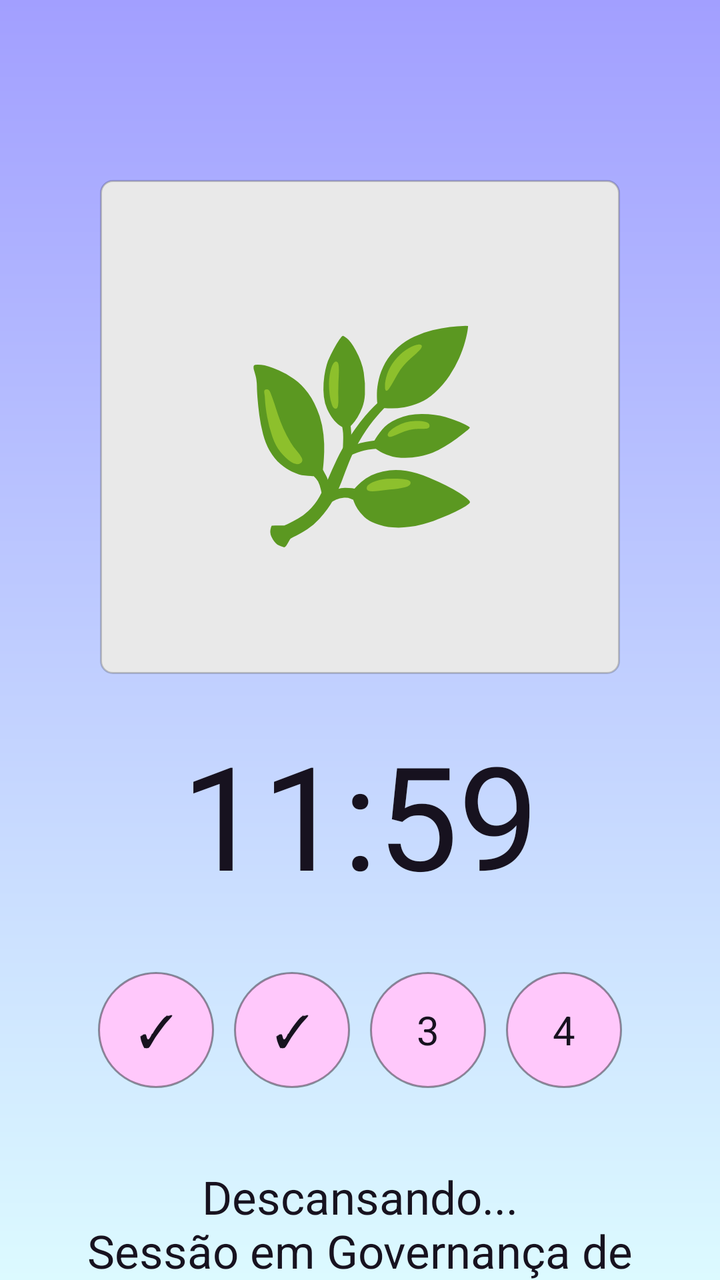
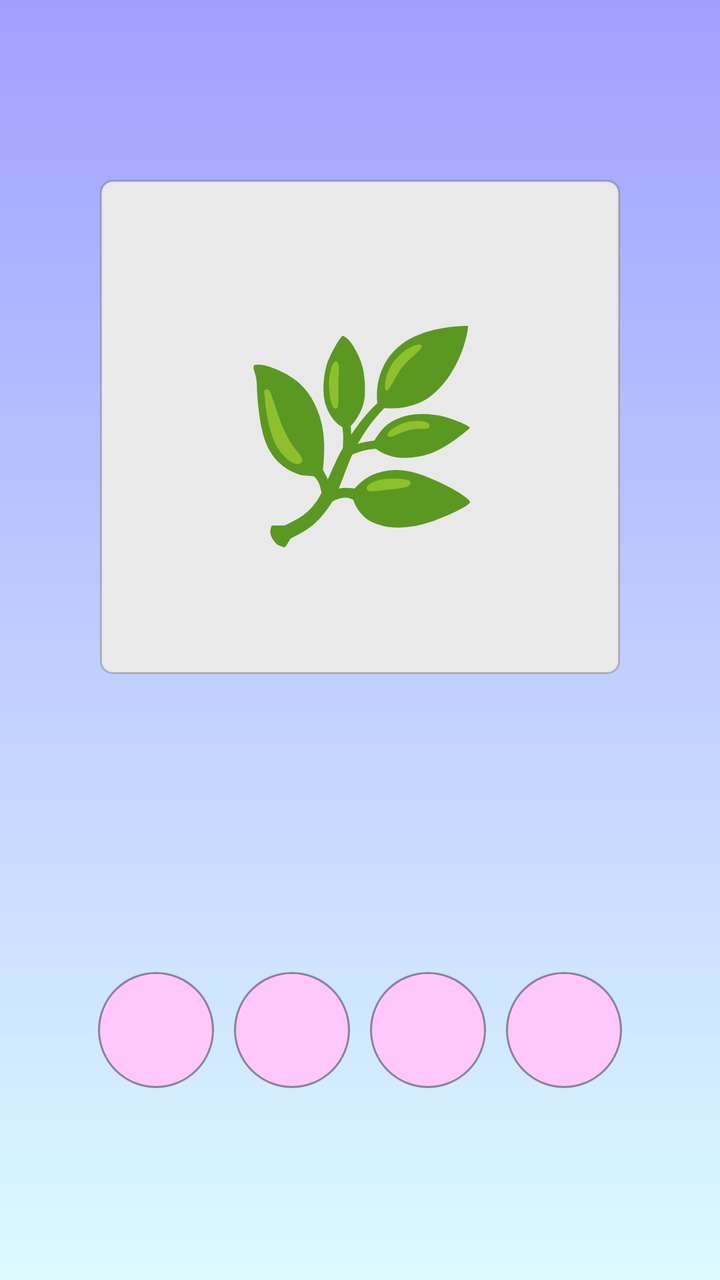

Before-and-after screenshots of an Android layout around one commit, followed by the original layout XML and the change that was made.
<!-- AndroidManifest.xml: application theme Theme.FocaAi -->
<!-- res/layout/activity_descanso.xml -->
<?xml version="1.0" encoding="utf-8"?>
<androidx.constraintlayout.widget.ConstraintLayout xmlns:android="http://schemas.android.com/apk/res/android"
    xmlns:app="http://schemas.android.com/apk/res-auto"
    xmlns:tools="http://schemas.android.com/tools"
    android:layout_width="match_parent"
    android:layout_height="match_parent"
    android:background="@drawable/bg_foca_gradient"
    tools:context=".activities.DescansoActivity">

    <TextView
        android:id="@+id/txtIlustracaoDescanso"
        android:layout_width="260dp"
        android:layout_height="247dp"
        android:layout_marginTop="90dp"
        android:background="@drawable/card_foca"
        android:gravity="center"
        android:text="🌿"
        android:textSize="100sp"
        app:layout_constraintTop_toTopOf="parent"
        app:layout_constraintStart_toStartOf="parent"
        app:layout_constraintEnd_toEndOf="parent" />

    <TextView
        android:id="@+id/txtCronometroDescanso"
        android:layout_width="match_parent"
        android:layout_height="wrap_content"
        android:layout_marginTop="22dp"
        android:gravity="center"
        android:text="11:59"
        android:textColor="@color/foca_text"
        android:textSize="72sp"
        app:layout_constraintTop_toBottomOf="@id/txtIlustracaoDescanso"
        app:layout_constraintStart_toStartOf="parent"
        app:layout_constraintEnd_toEndOf="parent" />

    <LinearLayout
        android:id="@+id/linhaCiclosDescanso"
        android:layout_width="match_parent"
        android:layout_height="80dp"
        android:layout_marginTop="20dp"
        android:gravity="center"
        android:orientation="horizontal"
        app:layout_constraintTop_toBottomOf="@id/txtCronometroDescanso"
        app:layout_constraintStart_toStartOf="parent"
        app:layout_constraintEnd_toEndOf="parent">

        <TextView android:layout_width="58dp" android:layout_height="58dp" android:layout_margin="5dp" android:background="@drawable/circulo_ciclo_foca" android:gravity="center" android:text="✓" android:textColor="@color/foca_text" android:textSize="22sp" />
        <TextView android:layout_width="58dp" android:layout_height="58dp" android:layout_margin="5dp" android:background="@drawable/circulo_ciclo_foca" android:gravity="center" android:text="✓" android:textColor="@color/foca_text" android:textSize="22sp" />
        <TextView android:layout_width="58dp" android:layout_height="58dp" android:layout_margin="5dp" android:background="@drawable/circulo_ciclo_foca" android:gravity="center" android:text="3" android:textColor="@color/foca_text" android:textSize="20sp" />
        <TextView android:layout_width="58dp" android:layout_height="58dp" android:layout_margin="5dp" android:background="@drawable/circulo_ciclo_foca" android:gravity="center" android:text="4" android:textColor="@color/foca_text" android:textSize="20sp" />
    </LinearLayout>

    <TextView
        android:id="@+id/txtMensagemDescanso"
        android:layout_width="0dp"
        android:layout_height="wrap_content"
        android:layout_marginStart="38dp"
        android:layout_marginEnd="38dp"
        android:layout_marginTop="28dp"
        android:gravity="center"
        android:text="Descansando...\nSessão em Governança de TI encerrada."
        android:textColor="@color/foca_text"
        android:textSize="23sp"
        app:layout_constraintTop_toBottomOf="@id/linhaCiclosDescanso"
        app:layout_constraintStart_toStartOf="parent"
        app:layout_constraintEnd_toEndOf="parent" />

</androidx.constraintlayout.widget.ConstraintLayout>
<!-- resources referenced by this layout -->
<resources>
  <color name="foca_text">#17121F</color>
  <!-- drawable bg_foca_gradient (drawable) -->
  <?xml version="1.0" encoding="utf-8"?>
  <shape xmlns:android="http://schemas.android.com/apk/res/android" android:shape="rectangle">
      <gradient android:angle="270" android:startColor="#A29FFF" android:endColor="#DCFAFF" android:type="linear" />
  </shape>
  <!-- drawable card_foca (drawable) -->
  <?xml version="1.0" encoding="utf-8"?>
  <shape xmlns:android="http://schemas.android.com/apk/res/android" android:shape="rectangle">
      <solid android:color="#E9E9E9" />
      <corners android:radius="6dp" />
      <stroke android:width="1dp" android:color="#33000000" />
  </shape>
  <!-- drawable circulo_ciclo_foca (drawable) -->
  <?xml version="1.0" encoding="utf-8"?>
  <shape xmlns:android="http://schemas.android.com/apk/res/android" android:shape="oval">
      <solid android:color="#FFC8FB" />
      <stroke android:width="1dp" android:color="#66000000" />
  </shape>
  <style name="Theme.FocaAi" parent="Base.Theme.FocaAi" />
  <style name="Base.Theme.FocaAi" parent="Theme.Material3.DayNight.NoActionBar">
          
          
      </style>
</resources>

<!-- the commit's change to res/layout/activity_descanso.xml (unified diff, before → after) -->
@@ -26,12 +26,11 @@
         android:layout_height="wrap_content"
         android:layout_marginTop="22dp"
         android:gravity="center"
-        android:text="11:59"
         android:textColor="@color/foca_text"
         android:textSize="72sp"
-        app:layout_constraintTop_toBottomOf="@id/txtIlustracaoDescanso"
+        app:layout_constraintEnd_toEndOf="parent"
         app:layout_constraintStart_toStartOf="parent"
-        app:layout_constraintEnd_toEndOf="parent" />
+        app:layout_constraintTop_toBottomOf="@id/txtIlustracaoDescanso" />
 
     <LinearLayout
         android:id="@+id/linhaCiclosDescanso"
@@ -44,10 +43,41 @@
         app:layout_constraintStart_toStartOf="parent"
         app:layout_constraintEnd_toEndOf="parent">
 
-        <TextView android:layout_width="58dp" android:layout_height="58dp" android:layout_margin="5dp" android:background="@drawable/circulo_ciclo_foca" android:gravity="center" android:text="✓" android:textColor="@color/foca_text" android:textSize="22sp" />
-        <TextView android:layout_width="58dp" android:layout_height="58dp" android:layout_margin="5dp" android:background="@drawable/circulo_ciclo_foca" android:gravity="center" android:text="✓" android:textColor="@color/foca_text" android:textSize="22sp" />
-        <TextView android:layout_width="58dp" android:layout_height="58dp" android:layout_margin="5dp" android:background="@drawable/circulo_ciclo_foca" android:gravity="center" android:text="3" android:textColor="@color/foca_text" android:textSize="20sp" />
-        <TextView android:layout_width="58dp" android:layout_height="58dp" android:layout_margin="5dp" android:background="@drawable/circulo_ciclo_foca" android:gravity="center" android:text="4" android:textColor="@color/foca_text" android:textSize="20sp" />
+        <TextView
+            android:layout_width="58dp"
+            android:layout_height="58dp"
+            android:layout_margin="5dp"
+            android:background="@drawable/circulo_ciclo_foca"
+            android:gravity="center"
+            android:textColor="@color/foca_text"
+            android:textSize="22sp" />
+
+        <TextView
+            android:layout_width="58dp"
+            android:layout_height="58dp"
+            android:layout_margin="5dp"
+            android:background="@drawable/circulo_ciclo_foca"
+            android:gravity="center"
+            android:textColor="@color/foca_text"
+            android:textSize="22sp" />
+
+        <TextView
+            android:layout_width="58dp"
+            android:layout_height="58dp"
+            android:layout_margin="5dp"
+            android:background="@drawable/circulo_ciclo_foca"
+            android:gravity="center"
+            android:textColor="@color/foca_text"
+            android:textSize="20sp" />
+
+        <TextView
+            android:layout_width="58dp"
+            android:layout_height="58dp"
+            android:layout_margin="5dp"
+            android:background="@drawable/circulo_ciclo_foca"
+            android:gravity="center"
+            android:textColor="@color/foca_text"
+            android:textSize="20sp" />
     </LinearLayout>
 
     <TextView
@@ -55,14 +85,13 @@
         android:layout_width="0dp"
         android:layout_height="wrap_content"
         android:layout_marginStart="38dp"
+        android:layout_marginTop="28dp"
         android:layout_marginEnd="38dp"
-        android:layout_marginTop="28dp"
         android:gravity="center"
-        android:text="Descansando...\nSessão em Governança de TI encerrada."
         android:textColor="@color/foca_text"
         android:textSize="23sp"
-        app:layout_constraintTop_toBottomOf="@id/linhaCiclosDescanso"
+        app:layout_constraintEnd_toEndOf="parent"
         app:layout_constraintStart_toStartOf="parent"
-        app:layout_constraintEnd_toEndOf="parent" />
+        app:layout_constraintTop_toBottomOf="@id/linhaCiclosDescanso" />
 
 </androidx.constraintlayout.widget.ConstraintLayout>
